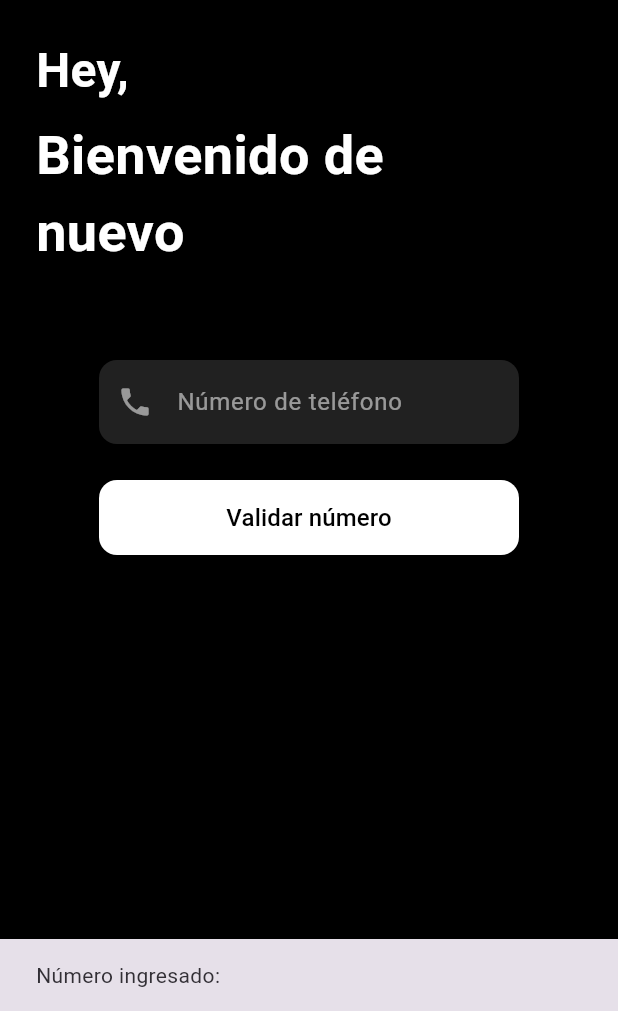
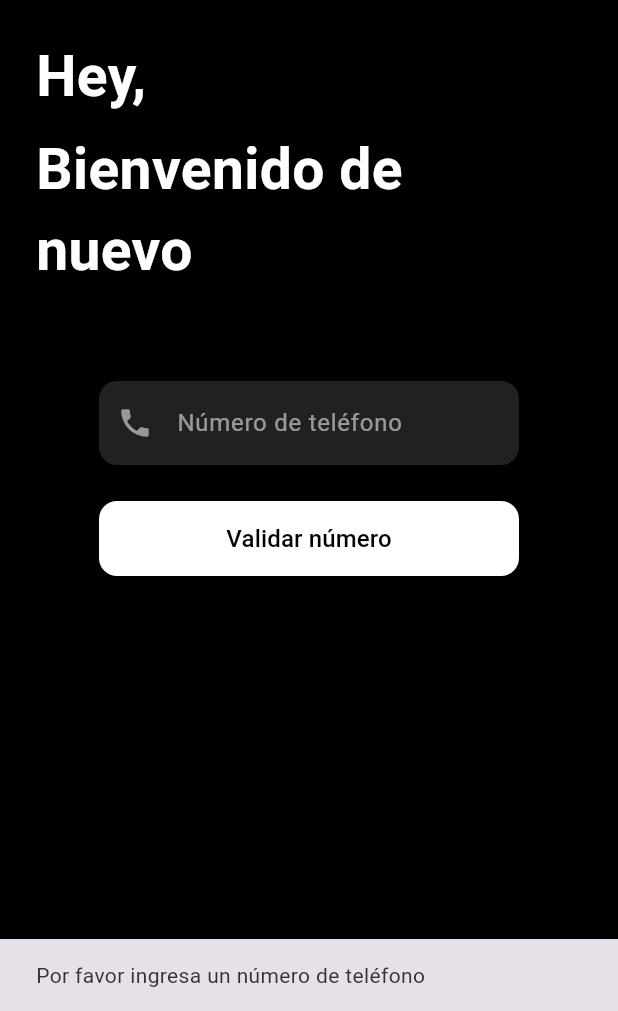
Before and after one commit to KevinRolcer/dragongymflutter, a Flutter app: the screen it shows after launch, after a tap on "Validar número", on a phone screen of 412 x 824 dp, the part 225-1236 px from its top. Run offline on Flutter 3.47's test engine with Material 3 defaults, Android fonts, the phone set to English and light mode, and no system bars.

Commit message:
Valicacion de numero con bd y api

```diff
--- a/lib/login.dart
+++ b/lib/login.dart
@@ -1,4 +1,6 @@
 import 'package:flutter/material.dart';
+import 'service/login_service.dart';
+import 'screens/codigo.dart';
 
 class LoginScreen extends StatefulWidget {
   const LoginScreen({super.key});
@@ -15,6 +17,7 @@ class _LoginScreenState extends State<LoginScreen> with TickerProviderStateMixin
   late Animation<double> _opacity2;
 
   final TextEditingController telefonoController = TextEditingController();
+  final LoginService loginService = LoginService();
 
   @override
   void initState() {
@@ -45,6 +48,30 @@ class _LoginScreenState extends State<LoginScreen> with TickerProviderStateMixin
     _controller2.dispose();
     telefonoController.dispose();
     super.dispose();
+  }
+
+  Future<void> validarTelefono() async {
+    String numero = telefonoController.text.trim();
+
+    if (numero.isEmpty) {
+      ScaffoldMessenger.of(context).showSnackBar(
+        const SnackBar(content: Text('Por favor ingresa un número de teléfono')),
+      );
+      return;
+    }
+
+    final respuesta = await loginService.buscarUsuario(numero);
+
+    if (respuesta["success"] == true) {
+      Navigator.push(
+        context,
+        MaterialPageRoute(builder: (context) => const CodigoScreen()),
+      );
+    } else {
+      ScaffoldMessenger.of(context).showSnackBar(
+        SnackBar(content: Text(respuesta["mensaje"] ?? 'Error desconocido')),
+      );
+    }
   }
 
   @override
@@ -81,7 +108,7 @@ class _LoginScreenState extends State<LoginScreen> with TickerProviderStateMixin
                             'Hey,',
                             style: TextStyle(
                               color: Colors.white,
-                              fontSize: 32,
+                              fontSize: 38,
                               fontWeight: FontWeight.bold,
                             ),
                           ),
@@ -93,7 +120,7 @@ class _LoginScreenState extends State<LoginScreen> with TickerProviderStateMixin
                             'Bienvenido de nuevo',
                             style: TextStyle(
                               color: Colors.white,
-                              fontSize: 36,
+                              fontSize: 38,
                               fontWeight: FontWeight.bold,
                             ),
                           ),
@@ -134,12 +161,7 @@ class _LoginScreenState extends State<LoginScreen> with TickerProviderStateMixin
                         borderRadius: BorderRadius.circular(12),
                       ),
                     ),
-                    onPressed: () {
-                      String numero = telefonoController.text;
-                      ScaffoldMessenger.of(context).showSnackBar(
-                        SnackBar(content: Text('Número ingresado: $numero')),
-                      );
-                    },
+                    onPressed: validarTelefono,
                     child: const Text(
                       'Validar número',
                       style: TextStyle(fontSize: 16),
@@ -154,5 +176,4 @@ class _LoginScreenState extends State<LoginScreen> with TickerProviderStateMixin
       ),
     );
   }
-
 }
```
Also changed, not shown: lib/screens/codigo.dart (added, +12 -0 lines), lib/service/login_service.dart (added, +35 -0 lines), pubspec.yaml (+4 -4 lines), lib/screens/home.dart (added), pubspec.lock, 5 other files.
